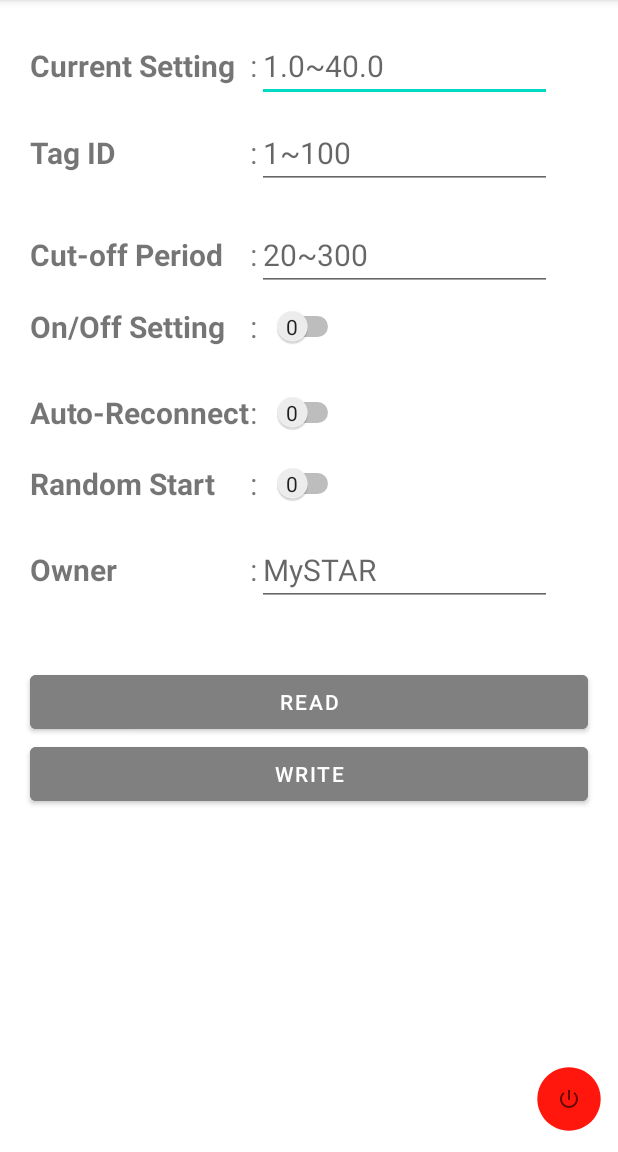
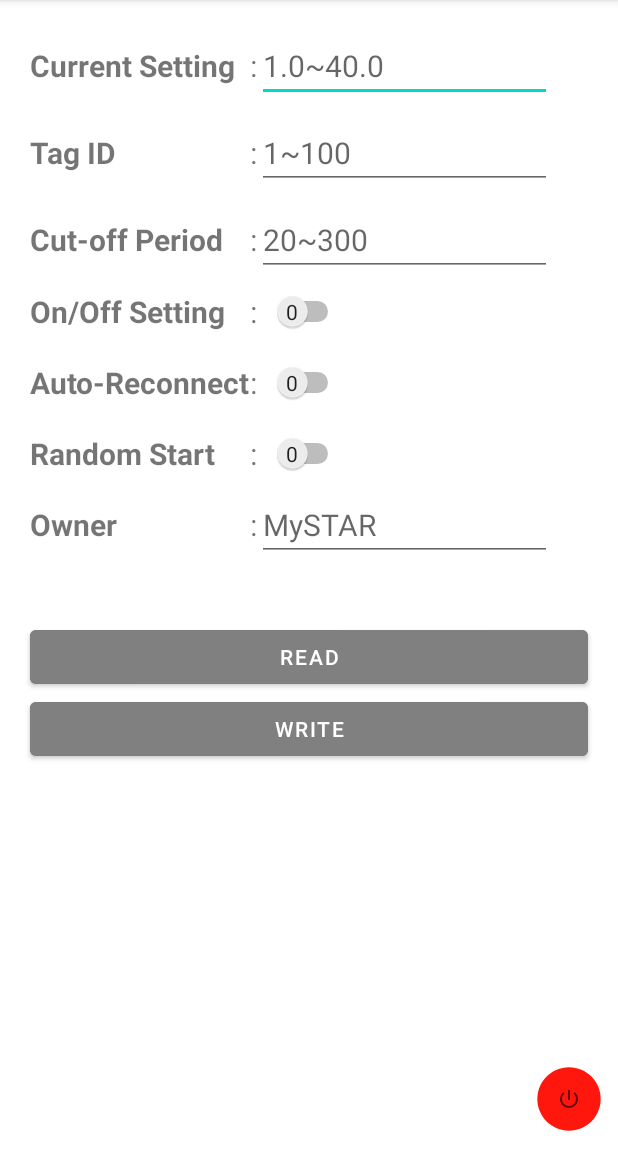
Before and after one commit to EumundDK/WCB_Settings, an Android app: the screen it shows after launch (MainActivity), on a phone screen of 412 x 824 dp, the part 84-1236 px from its top. Run offline under Robolectric (Android 15) with nearby library versions, the phone set to English and light mode, and no system bars.

Commit message:
update #2

```diff
--- a/app/src/main/java/com/example/wcbsettings/DetailsActivity.java
+++ b/app/src/main/java/com/example/wcbsettings/DetailsActivity.java
@@ -365,10 +365,10 @@ public class DetailsActivity extends AppCompatActivity implements TagDiscovery.o
     private void buttonStatus(boolean status) {
         if(status) {
             mReadMemoryBtn.setClickable(status);
-            mReadMemoryBtn.setBackgroundTintList(getColorStateList(R.color.button_color_state_enable));
+            mReadMemoryBtn.setBackgroundTintList(getColorStateList(R.color.dark_blue));
             mReadMemoryBtn.setTextColor(getResources().getColor(R.color.white));
             mWriteMemoryBtn.setClickable(status);
-            mWriteMemoryBtn.setBackgroundTintList(getColorStateList(R.color.button_color_state_enable));
+            mWriteMemoryBtn.setBackgroundTintList(getColorStateList(R.color.dark_blue));
             mWriteMemoryBtn.setTextColor(getResources().getColor(R.color.white));
         } else {
             mReadMemoryBtn.setClickable(status);
--- a/app/src/main/res/layout/activity_details.xml
+++ b/app/src/main/res/layout/activity_details.xml
@@ -11,7 +11,7 @@
         android:layout_width="match_parent"
         android:layout_height="match_parent"
         android:orientation="vertical"
-        android:layout_marginTop="10dp">
+        android:layout_marginTop="20dp">
 
         <TextView
             android:id="@+id/sellingDateText"
--- a/app/src/main/res/layout/activity_main.xml
+++ b/app/src/main/res/layout/activity_main.xml
@@ -82,8 +82,7 @@
             <TableRow
                 android:layout_width="match_parent"
                 android:layout_height="match_parent"
-                android:layout_marginTop="10dp"
-                android:layout_marginBottom="10dp">
+                android:layout_marginTop="10dp">
 
                 <TextView
                     android:id="@+id/tagIdText"
@@ -124,8 +123,7 @@
             <TableRow
                 android:layout_width="match_parent"
                 android:layout_height="match_parent"
-                android:layout_marginTop="10dp"
-                android:layout_marginBottom="10dp">
+                android:layout_marginTop="10dp">
 
                 <TextView
                     android:id="@+id/cutOffPeriodText"
@@ -165,7 +163,9 @@
 
             <TableRow
                 android:layout_width="match_parent"
-                android:layout_height="match_parent">
+                android:layout_height="match_parent"
+                android:layout_marginTop="10dp"
+                android:layout_marginBottom="10dp">
 
                 <TextView
                     android:id="@+id/onOffSettingText"
@@ -174,7 +174,7 @@
                     android:text="On/Off Setting"
                     android:textStyle="bold"
                     android:textSize="20sp"
-                    android:layout_column="1"/>
+                    android:layout_column="1" />
 
                 <TextView
                     android:layout_width="wrap_content"
@@ -187,8 +187,6 @@
                     android:id="@+id/onOffSwitch"
                     android:layout_width="wrap_content"
                     android:layout_height="wrap_content"
-                    android:layout_marginTop="10dp"
-                    android:layout_marginBottom="10dp"
                     android:layout_marginStart="10dp"
                     android:layout_gravity="start"
                     android:textOn="1"
@@ -211,14 +209,16 @@
                     android:layout_column="1"
                     android:text="Auto-Reconnect"
                     android:textStyle="bold"
-                    android:textSize="20sp" />
+                    android:textSize="20sp"
+                    android:layout_gravity="center_vertical"/>
 
                 <TextView
                     android:layout_width="wrap_content"
                     android:layout_height="wrap_content"
                     android:text=":"
                     android:textSize="20sp"
-                    android:layout_column="2"/>
+                    android:layout_column="2"
+                    android:layout_gravity="center_vertical"/>
 
                 <Switch
                     android:id="@+id/autoReconnectSwitch"
@@ -236,8 +236,7 @@
             <TableRow
                 android:layout_width="match_parent"
                 android:layout_height="match_parent"
-                android:layout_marginTop="10dp"
-                android:layout_marginBottom="10dp">
+                android:layout_marginTop="10dp">
 
                 <TextView
                     android:id="@+id/randomStartText"
```
Also changed, not shown: app/src/main/java/com/example/wcbsettings/MainActivity.java (+20 -6 lines), app/src/main/java/com/example/wcbsettings/MyNFCTag.java (+21 -3 lines).
